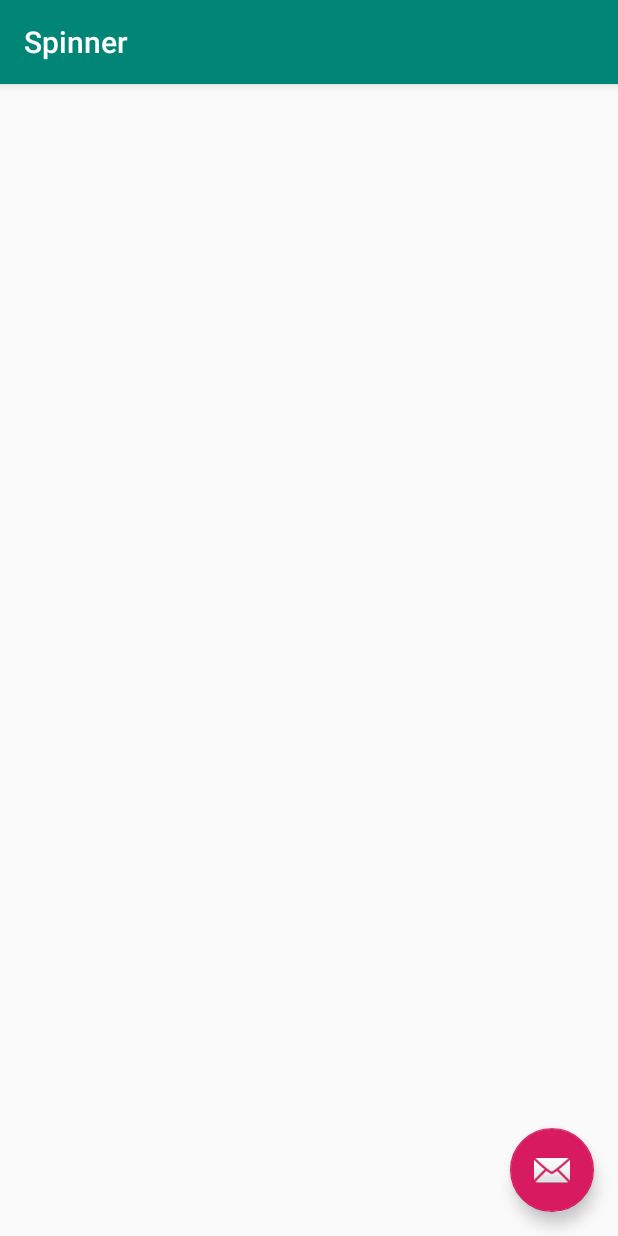
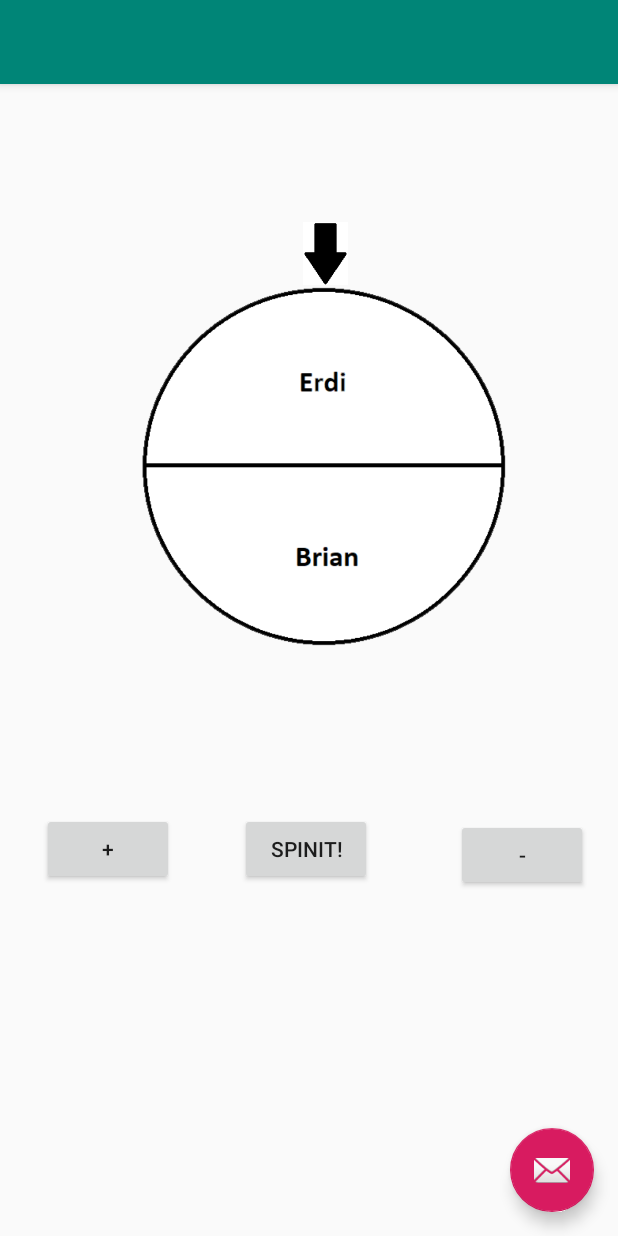
Before and after one commit to Erdi-Kidane/cs130, an Android app: the Spinner screen opened directly, with no data from a screen before it, on a phone screen of 412 x 824 dp. Run offline under Robolectric (Android 15) with nearby library versions, the phone set to English and light mode, and no system bars.

Commit message:
added animation spin

```diff
--- a/spinIt/app/src/main/java/com/example/spinit/MainActivity.java
+++ b/spinIt/app/src/main/java/com/example/spinit/MainActivity.java
@@ -26,7 +26,8 @@ public class MainActivity extends AppCompatActivity {
         Name = findViewById(R.id.editName);
         Password = findViewById(R.id.editPassword);
         Login = findViewById(R.id.loginButton);
-
+        Intent goToDash = new Intent(MainActivity.this, DashBoard.class);
+        startActivity(goToDash);
         Login.setOnClickListener(new View.OnClickListener()
         {
 
--- a/spinIt/app/src/main/java/com/example/spinit/Spinner.java
+++ b/spinIt/app/src/main/java/com/example/spinit/Spinner.java
@@ -1,5 +1,6 @@
 package com.example.spinit;
 
+import android.content.SharedPreferences;
 import android.os.Bundle;
 
 import com.google.android.material.floatingactionbutton.FloatingActionButton;
@@ -8,30 +9,135 @@ import com.google.android.material.snackbar.Snackbar;
 import androidx.appcompat.app.AppCompatActivity;
 import androidx.appcompat.widget.Toolbar;
 
+import android.preference.PreferenceManager;
 import android.view.View;
+import android.view.animation.Animation;
+import android.view.animation.DecelerateInterpolator;
+import android.view.animation.RotateAnimation;
+import android.widget.Button;
+import android.widget.ImageView;
+import android.widget.Toast;
 
-public class Spinner extends AppCompatActivity {
+import java.util.Random;
+
+public class Spinner extends AppCompatActivity implements Animation.AnimationListener {
+    boolean blnButtonRotation = true;
+    int intNumber = 1;
+    long lngDegrees = 0;
+    SharedPreferences sharedPreferences;
+    ImageView selected,imageRoulette;
+
+    Button b_start, b_increase, b_decrease;
+    @Override
+    protected void onCreate(Bundle savedInstanceState) {
+        getWindow().addFlags(1024);
+        requestWindowFeature(1);
+        super.onCreate(savedInstanceState);
+        setContentView(R.layout.activity_spinner);
+/*        Toolbar toolbar = findViewById(R.id.toolbar);
+        setSupportActionBar(toolbar);*/
+        b_start = (Button)findViewById(R.id.spinItBTN);
+        b_decrease = (Button)findViewById(R.id.subtractBTN);
+        b_increase = (Button)findViewById(R.id.addStuffBTN);
+
+        selected = (ImageView)findViewById(R.id.imageSelected);
+        imageRoulette = (ImageView)findViewById(R.id.roulette);
+
+        this.sharedPreferences = PreferenceManager.getDefaultSharedPreferences(this);
+        //this.intNumber = this.sharedPreferences.getInt("INT_NUMBER", 6);
+        setImageRoulette(this.intNumber);
+    }
 
     @Override
-    protected void onCreate(Bundle savedInstanceState) {
-        super.onCreate(savedInstanceState);
-        setContentView(R.layout.activity_spinner);
-        Toolbar toolbar = findViewById(R.id.toolbar);
-        setSupportActionBar(toolbar);
-
-        FloatingActionButton fab = findViewById(R.id.fab);
-        fab.setOnClickListener(new View.OnClickListener() {
-            @Override
-            public void onClick(View view) {
-                Snackbar.make(view, "Replace with your own action", Snackbar.LENGTH_LONG)
-                        .setAction("Action", null).show();
-            }
-        });
-    }
-
-    void spinImplimentation()
+    public void onAnimationStart(Animation animation)
     {
+        this.blnButtonRotation = false;
+        b_start.setVisibility(View.VISIBLE);
 
     }
 
+    @Override
+    public void onAnimationEnd(Animation animation)
+    {
+        this.blnButtonRotation = true;
+        b_start.setVisibility(View.VISIBLE);
+
+
+    }
+    @Override
+    public void onAnimationRepeat(Animation animation)
+    {
+
+
+    }
+    //handles the spinning animation
+    public void onClickButtonRotation(View v)
+    {
+        if(this.blnButtonRotation)
+        {
+            int ran = new Random().nextInt(360) + 3600;
+            RotateAnimation rotateAnimation = new RotateAnimation((float)this.lngDegrees, (float)
+                (this.lngDegrees + ((long)ran)),1,0.5f,1,0.5f);
+            this.lngDegrees = (this.lngDegrees + ((long)ran)) % 360;
+            rotateAnimation.setDuration((long)ran);
+            rotateAnimation.setFillAfter(true);
+            rotateAnimation.setInterpolator((new DecelerateInterpolator()));
+            rotateAnimation.setAnimationListener(this);
+            imageRoulette.setAnimation(rotateAnimation);
+            imageRoulette.startAnimation(rotateAnimation);
+
+        }
+
+    }
+    public void buttonPlus(View v)
+    {
+        if(this.intNumber != 3)
+        {
+            this.intNumber++;
+            setImageRoulette(this.intNumber);
+            b_decrease.setVisibility(View.VISIBLE);
+          //  SharedPreferences.Editor editor = this.sharedPreferences.edit();
+         //   editor.putInt("INT_NUMBER", this.intNumber);
+          //  editor.commit();
+
+        }
+        if(this.intNumber == 3)
+        {
+            b_increase.setVisibility(View.INVISIBLE);
+          //  b_decrease.setVisibility(View.VISIBLE);
+        }
+    }
+
+    public void buttonMinus(View v)
+    {
+        if(this.intNumber != 1)
+        {
+            intNumber--;
+            setImageRoulette(this.intNumber);
+            b_increase.setVisibility(View.VISIBLE);
+            //SharedPreferences.Editor editor = this.sharedPreferences.edit();
+          //  editor.putInt("INT_NUMBER", this.intNumber);
+           // editor.commit();
+        }
+        if(this.intNumber == 1)
+        {
+            b_decrease.setVisibility(View.INVISIBLE);
+          //  b_increase.setVisibility(View.VISIBLE);
+        }
+    }
+    private void setImageRoulette(int inputNum)
+    {
+        switch(inputNum)
+        {
+            case 1:
+                imageRoulette.setImageDrawable(getResources().getDrawable(R.drawable.spin1));
+                return;
+            case 2:
+                imageRoulette.setImageDrawable(getResources().getDrawable(R.drawable.spin2));
+                return;
+            case 3:
+                imageRoulette.setImageDrawable(getResources().getDrawable(R.drawable.spin3));
+                return;
+        }
+    }
 }
--- a/spinIt/app/src/main/res/layout/activity_spinner.xml
+++ b/spinIt/app/src/main/res/layout/activity_spinner.xml
@@ -20,7 +20,11 @@
 
     </com.google.android.material.appbar.AppBarLayout>
 
-    <include layout="@layout/content_spinner" />
+    <include
+        android:id="@+id/include"
+        layout="@layout/content_spinner"
+        app:layout_anchor="@+id/addStuffBTN"
+        app:layout_anchorGravity="center" />
 
     <com.google.android.material.floatingactionbutton.FloatingActionButton
         android:id="@+id/fab"
@@ -30,4 +34,5 @@
         android:layout_margin="@dimen/fab_margin"
         app:srcCompat="@android:drawable/ic_dialog_email" />
 
+
 </androidx.coordinatorlayout.widget.CoordinatorLayout>
--- a/spinIt/app/src/main/res/layout/content_spinner.xml
+++ b/spinIt/app/src/main/res/layout/content_spinner.xml
@@ -8,4 +8,110 @@
     tools:context=".Spinner"
     tools:showIn="@layout/activity_spinner">
 
+    <![CDATA[
+        android:layout_weight="1.0">
+
+
+
+
+
+
+
+
+
+
+
+
+
+
+
+
+
+
+
+
+
+
+
+
+
+
+
+
+
+
+
+
+
+
+
+
+
+
+
+
+
+
+
+
+        ]]>
+
+    <ImageView
+        android:id="@+id/roulette"
+        android:layout_width="263dp"
+        android:layout_height="390dp"
+        android:layout_marginStart="72dp"
+        android:layout_marginTop="60dp"
+        android:adjustViewBounds="true"
+        android:src="@drawable/spin3"
+        app:layout_constraintEnd_toEndOf="parent"
+        app:layout_constraintHorizontal_bias="0.157"
+        app:layout_constraintStart_toStartOf="parent"
+        app:layout_constraintTop_toTopOf="parent" />
+
+    <ImageView
+        android:id="@+id/imageSelected"
+        android:layout_width="58dp"
+        android:layout_height="42dp"
+        android:layout_marginStart="188dp"
+        android:layout_marginTop="92dp"
+        android:src="@drawable/selected"
+        app:layout_constraintStart_toStartOf="parent"
+        app:layout_constraintTop_toTopOf="parent"></ImageView>
+
+    <Button
+        android:id="@+id/spinItBTN"
+        android:layout_width="wrap_content"
+        android:layout_height="wrap_content"
+        android:layout_marginTop="36dp"
+        android:layout_marginEnd="56dp"
+        android:onClick="onClickButtonRotation"
+        android:text="SpinIt!"
+        app:layout_constraintEnd_toStartOf="@+id/subtractBTN"
+        app:layout_constraintTop_toBottomOf="@+id/roulette" />
+
+    <Button
+        android:id="@+id/subtractBTN"
+        android:layout_width="wrap_content"
+        android:layout_height="wrap_content"
+        android:layout_marginStart="304dp"
+        android:layout_marginTop="40dp"
+        android:text="-"
+        android:onClick="buttonMinus"
+        app:layout_constraintStart_toStartOf="parent"
+        app:layout_constraintTop_toBottomOf="@+id/roulette" />
+
+    <Button
+        android:id="@+id/addStuffBTN"
+        android:onClick="buttonPlus"
+        android:layout_width="wrap_content"
+        android:layout_height="wrap_content"
+        android:layout_marginTop="36dp"
+        android:layout_marginEnd="44dp"
+        android:text="+"
+        app:layout_constraintEnd_toStartOf="@+id/spinItBTN"
+        app:layout_constraintTop_toBottomOf="@+id/roulette" />
+
+
+
 </androidx.constraintlayout.widget.ConstraintLayout>
--- a/spinIt/app/src/main/res/values/strings.xml
+++ b/spinIt/app/src/main/res/values/strings.xml
@@ -4,4 +4,5 @@
     <string name="title_activity_spinner">Spinner</string>
     <string name="title_activity_rooms">Rooms</string>
     <string name="title_activity_profile">Profile</string>
+    <string name="WheelBtn">Button</string>
 </resources>
```
Also changed, not shown: spinIt/app/src/main/res/drawable/selected.png (added), spinIt/app/src/main/res/drawable/spin1.png (added), spinIt/app/src/main/res/drawable/spin2.png (added), spinIt/app/src/main/res/drawable/spin3.png (added).
